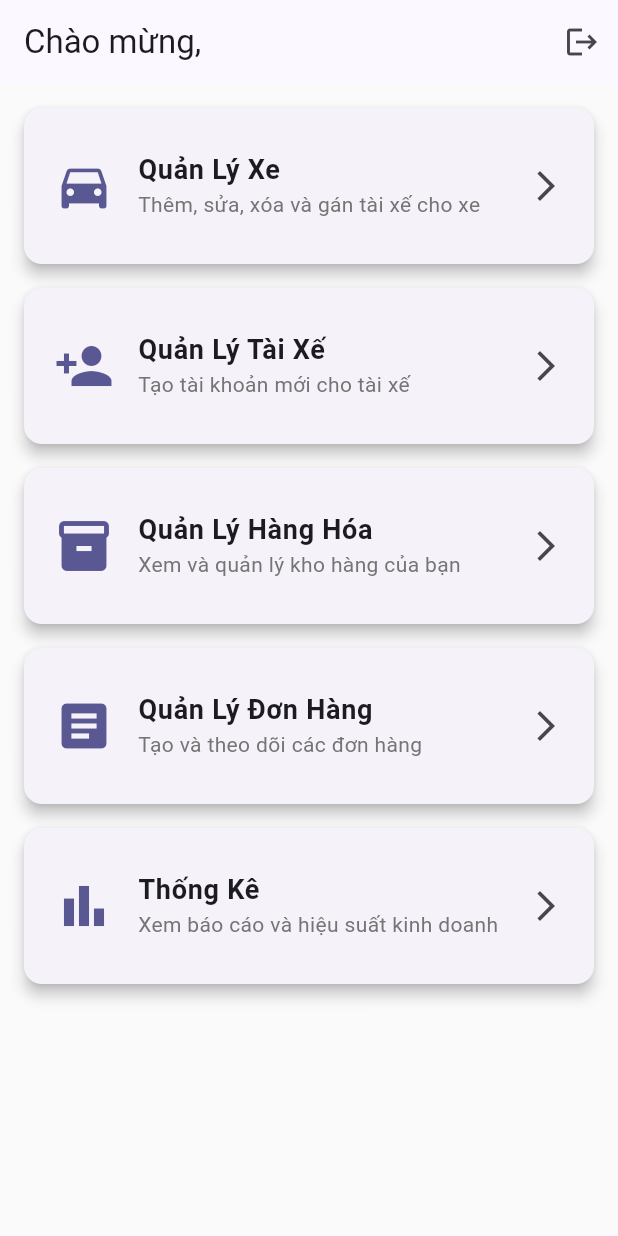
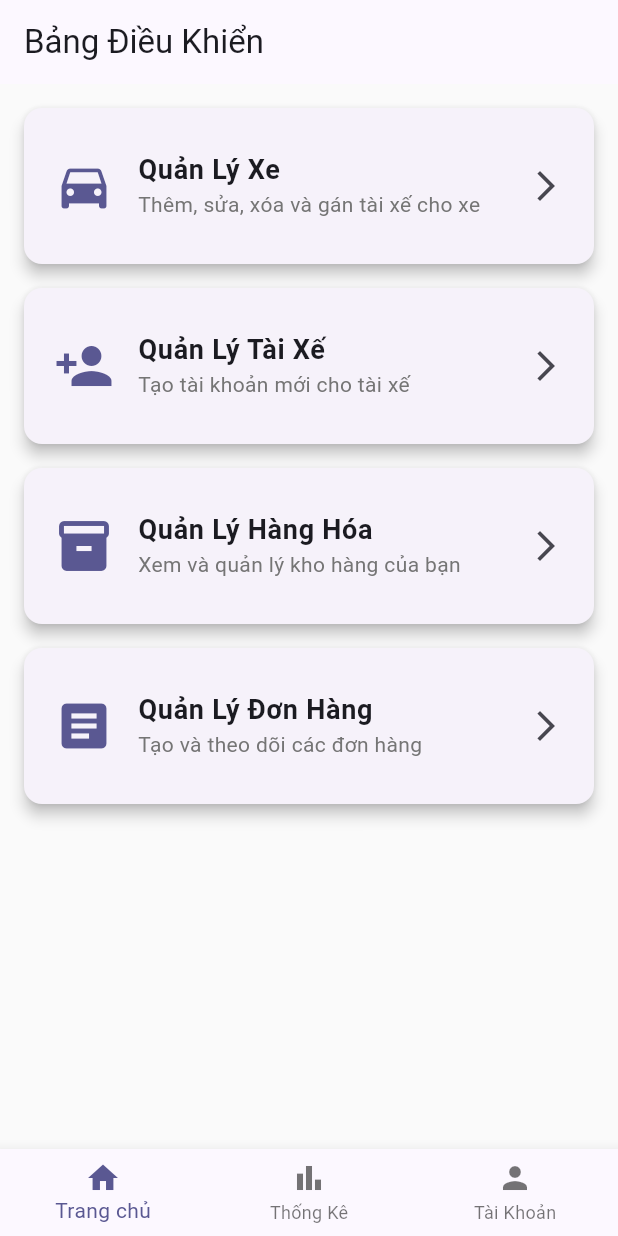
Before and after one commit to lamphat344961-alt/frontend_nhom2, a Flutter app: the OwnerDashboardScreen screen opened directly, after a tap on "Quản Lý Hàng Hóa", on a phone screen of 412 x 824 dp. Run offline on Flutter 3.47's test engine with Material 3 defaults, Android fonts, the phone set to English and light mode, and no system bars; our stand-ins replace flutter_dotenv, shared_preferences; accounts and stored records are empty; network calls fail.

Commit message:
them tai

```diff
--- a/lib/screens/owner/owner_dashboard_screen.dart
+++ b/lib/screens/owner/owner_dashboard_screen.dart
@@ -1,8 +1,7 @@
 import 'package:flutter/material.dart';
-import 'package:frontend_nhom2/screens/auth/login_screen.dart';
-import 'package:frontend_nhom2/screens/owner/driver_management_screen.dart';
-import 'package:frontend_nhom2/screens/owner/vehicle_list_screen.dart';
-import 'package:frontend_nhom2/utils/token_manager.dart';
+import 'tabs/account_tab.dart';
+import 'tabs/home_tab.dart';
+import 'tabs/statistics_tab.dart';
 
 class OwnerDashboardScreen extends StatefulWidget {
   const OwnerDashboardScreen({super.key});
@@ -12,123 +11,44 @@ class OwnerDashboardScreen extends StatefulWidget {
 }
 
 class _OwnerDashboardScreenState extends State<OwnerDashboardScreen> {
-  String _fullName = 'Owner';
+  int _selectedIndex = 0;
 
-  @override
-  void initState() {
-    super.initState();
-    _loadUserData();
-  }
+  static const List<Widget> _widgetOptions = <Widget>[
+    HomeTab(),
+    StatisticsTab(),
+    AccountTab(),
+  ];
 
-  Future<void> _loadUserData() async {
-    final fullName = await TokenManager.getFullName();
-    if (fullName != null) {
-      setState(() {
-        _fullName = fullName;
-      });
-    }
-  }
-
-  void _logout() async {
-    await TokenManager.clearAll();
-    if (mounted) {
-      Navigator.of(context).pushAndRemoveUntil(
-        MaterialPageRoute(builder: (context) => const LoginScreen()),
-            (Route<dynamic> route) => false,
-      );
-    }
+  void _onItemTapped(int index) {
+    setState(() {
+      _selectedIndex = index;
+    });
   }
 
   @override
   Widget build(BuildContext context) {
     return Scaffold(
-      appBar: AppBar(
-        title: Text('Chào mừng, $_fullName'),
-        actions: [
-          IconButton(
-            icon: const Icon(Icons.logout),
-            tooltip: 'Đăng xuất',
-            onPressed: _logout,
+      body: IndexedStack(
+        index: _selectedIndex,
+        children: _widgetOptions,
+      ),
+      bottomNavigationBar: BottomNavigationBar(
+        items: const <BottomNavigationBarItem>[
+          BottomNavigationBarItem(
+            icon: Icon(Icons.home),
+            label: 'Trang chủ',
+          ),
+          BottomNavigationBarItem(
+            icon: Icon(Icons.bar_chart),
+            label: 'Thống Kê',
+          ),
+          BottomNavigationBarItem(
+            icon: Icon(Icons.person),
+            label: 'Tài Khoản',
           ),
         ],
-      ),
-      body: ListView(
-        padding: const EdgeInsets.all(16.0),
-        children: [
-          _buildManagementCard(
-            context: context,
-            icon: Icons.directions_car,
-            title: 'Quản Lý Xe',
-            subtitle: 'Thêm, sửa, xóa và gán tài xế cho xe',
-            onTap: () {
-              Navigator.push(
-                context,
-                MaterialPageRoute(builder: (context) => const VehicleListScreen()),
-              );
-            },
-          ),
-          _buildManagementCard(
-            context: context,
-            icon: Icons.person_add,
-            title: 'Quản Lý Tài Xế',
-            subtitle: 'Tạo tài khoản mới cho tài xế',
-            onTap: () {
-              Navigator.push(
-                context,
-                MaterialPageRoute(builder: (context) => const DriverManagementScreen()),
-              );
-            },
-          ),
-          _buildManagementCard(
-            context: context,
-            icon: Icons.inventory_2,
-            title: 'Quản Lý Hàng Hóa',
-            subtitle: 'Xem và quản lý kho hàng của bạn',
-            onTap: () {
-              // TODO: Điều hướng đến màn hình quản lý hàng hóa
-            },
-          ),
-          _buildManagementCard(
-            context: context,
-            icon: Icons.article,
-            title: 'Quản Lý Đơn Hàng',
-            subtitle: 'Tạo và theo dõi các đơn hàng',
-            onTap: () {
-              // TODO: Điều hướng đến màn hình quản lý đơn hàng
-            },
-          ),
-          _buildManagementCard(
-            context: context,
-            icon: Icons.bar_chart,
-            title: 'Thống Kê',
-            subtitle: 'Xem báo cáo và hiệu suất kinh doanh',
-            onTap: () {
-              // TODO: Điều hướng đến màn hình thống kê
-            },
-          ),
-        ],
-      ),
-    );
-  }
-
-  Widget _buildManagementCard({
-    required BuildContext context,
-    required IconData icon,
-    required String title,
-    required String subtitle,
-    required VoidCallback onTap,
-  }) {
-    return Card(
-      elevation: 4,
-      margin: const EdgeInsets.only(bottom: 16),
-      shape: RoundedRectangleBorder(borderRadius: BorderRadius.circular(12)),
-      child: ListTile(
-        contentPadding: const EdgeInsets.symmetric(vertical: 16.0, horizontal: 20.0),
-        leading: Icon(icon, size: 40, color: Theme.of(context).primaryColor),
-        title: Text(title, style: const TextStyle(fontWeight: FontWeight.bold, fontSize: 18)),
-        subtitle: Text(subtitle, style: TextStyle(color: Colors.grey.shade600)),
-        trailing: const Icon(Icons.arrow_forward_ios),
-        onTap: onTap,
+        currentIndex: _selectedIndex,
+        onTap: _onItemTapped,
       ),
     );
   }
--- /dev/null
+++ b/lib/screens/owner/tabs/account_tab.dart
@@ -0,0 +1,174 @@
+// lib/screens/owner/tabs/account_tab.dart
+import 'package:flutter/material.dart';
+import 'package:frontend_nhom2/screens/auth/login_screen.dart';
+import 'package:frontend_nhom2/utils/token_manager.dart';
+
+class AccountTab extends StatefulWidget {
+  const AccountTab({super.key});
+
+  @override
+  State<AccountTab> createState() => _AccountTabState();
+}
+
+class _AccountTabState extends State<AccountTab> {
+  String _fullName = 'Đang tải...';
+  String _role = '';
+
+  @override
+  void initState() {
+    super.initState();
+    _loadUserData();
+  }
+
+  Future<void> _loadUserData() async {
+    final fullName = await TokenManager.getFullName();
+    final role = await TokenManager.getRole();
+    if (mounted) {
+      setState(() {
+        _fullName = fullName ?? 'Không xác định';
+        _role = role ?? 'Chưa có vai trò';
+      });
+    }
+  }
+
+  void _logout() async {
+    await TokenManager.clearAll();
+    if (mounted) {
+      Navigator.of(context).pushAndRemoveUntil(
+        MaterialPageRoute(builder: (context) => const LoginScreen()),
+            (Route<dynamic> route) => false,
+      );
+    }
+  }
+
+  @override
+  Widget build(BuildContext context) {
+    final theme = Theme.of(context);
+    return Scaffold(
+      backgroundColor: Colors.grey[100],
+      appBar: AppBar(
+        title: const Text('Tài Khoản Của Tôi', style: TextStyle(fontWeight: FontWeight.bold)),
+        backgroundColor: Colors.white,
+        elevation: 1,
+      ),
+      body: SingleChildScrollView(
+        padding: const EdgeInsets.all(20.0),
+        child: Column(
+          crossAxisAlignment: CrossAxisAlignment.stretch,
+          children: [
+            // --- Profile Header ---
+            Card(
+              elevation: 4,
+              shadowColor: Colors.black26,
+              shape: RoundedRectangleBorder(borderRadius: BorderRadius.circular(12)),
+              child: Padding(
+                padding: const EdgeInsets.all(24.0),
+                child: Column(
+                  children: [
+                    CircleAvatar(
+                      radius: 50,
+                      backgroundColor: theme.colorScheme.primary.withAlpha(50),
+                      child: Text(
+                        _fullName.isNotEmpty ? _fullName[0].toUpperCase() : 'A',
+                        style: TextStyle(fontSize: 40, color: theme.colorScheme.primary),
+                      ),
+                    ),
+                    const SizedBox(height: 16),
+                    Text(
+                      _fullName,
+                      style: theme.textTheme.headlineSmall?.copyWith(fontWeight: FontWeight.bold),
+                      textAlign: TextAlign.center,
+                    ),
+                    const SizedBox(height: 4),
+                    Chip(
+                      label: Text(_role),
+                      backgroundColor: theme.colorScheme.primaryContainer.withAlpha(100),
+                      labelStyle: TextStyle(color: theme.colorScheme.onPrimaryContainer),
+                      side: BorderSide.none,
+                    ),
+                  ],
+                ),
+              ),
+            ),
+            const SizedBox(height: 32),
+
+            // --- Options Section ---
+            _buildSectionTitle('Cài đặt'),
+            _buildOptionCard(
+              context,
+              icon: Icons.edit_outlined,
+              title: 'Chỉnh sửa thông tin',
+              onTap: () { /* TODO: Navigate to Edit Profile screen */ },
+            ),
+            _buildOptionCard(
+              context,
+              icon: Icons.notifications_outlined,
+              title: 'Thông báo',
+              onTap: () { /* TODO: Navigate to Notifications screen */ },
+            ),
+            const SizedBox(height: 32),
+            _buildSectionTitle('Thông tin'),
+            _buildOptionCard(
+              context,
+              icon: Icons.help_outline,
+              title: 'Trợ giúp & Phản hồi',
+              onTap: () { /* TODO: Navigate to Help screen */ },
+            ),
+            _buildOptionCard(
+              context,
+              icon: Icons.info_outline,
+              title: 'Về ứng dụng',
+              onTap: () { /* TODO: Navigate to About screen */ },
+            ),
+
+            const SizedBox(height: 40),
+
+            // --- Logout Button ---
+            ElevatedButton.icon(
+              icon: const Icon(Icons.logout),
+              label: const Text('Đăng Xuất'),
+              onPressed: _logout,
+              style: ElevatedButton.styleFrom(
+                padding: const EdgeInsets.symmetric(vertical: 16),
+                backgroundColor: Colors.red.shade400,
+                foregroundColor: Colors.white,
+                shape: RoundedRectangleBorder(borderRadius: BorderRadius.circular(12)),
+                elevation: 2,
+              ),
+            ),
+          ],
+        ),
+      ),
+    );
+  }
+
+  Padding _buildSectionTitle(String title) {
+    return Padding(
+      padding: const EdgeInsets.only(left: 8.0, bottom: 8.0),
+      child: Text(
+        title.toUpperCase(),
+        style: TextStyle(
+          color: Colors.grey.shade600,
+          fontWeight: FontWeight.bold,
+          fontSize: 12,
+          letterSpacing: 0.8,
+        ),
+      ),
+    );
+  }
+
+  Widget _buildOptionCard(BuildContext context, {required IconData icon, required String title, required VoidCallback onTap}) {
+    return Card(
+      elevation: 1,
+      margin: const EdgeInsets.only(bottom: 12),
+      shape: RoundedRectangleBorder(borderRadius: BorderRadius.circular(12)),
+      child: ListTile(
+        leading: Icon(icon, color: Theme.of(context).colorScheme.primary),
+        title: Text(title, style: const TextStyle(fontWeight: FontWeight.w500)),
+        trailing: const Icon(Icons.arrow_forward_ios, size: 16),
+        onTap: onTap,
+        contentPadding: const EdgeInsets.symmetric(horizontal: 20, vertical: 8),
+      ),
+    );
+  }
+}
--- /dev/null
+++ b/lib/screens/owner/tabs/home_tab.dart
@@ -0,0 +1,81 @@
+import 'package:flutter/material.dart';
+import '../driver_management_screen.dart';
+import '../vehicle_list_screen.dart';
+
+class HomeTab extends StatelessWidget {
+  const HomeTab({super.key});
+
+  @override
+  Widget build(BuildContext context) {
+    return Scaffold(
+      appBar: AppBar(
+        title: const Text('Bảng Điều Khiển'),
+      ),
+      body: ListView(
+        padding: const EdgeInsets.all(16.0),
+        children: [
+          _buildManagementCard(
+            context: context,
+            icon: Icons.directions_car,
+            title: 'Quản Lý Xe',
+            subtitle: 'Thêm, sửa, xóa và gán tài xế cho xe',
+            onTap: () {
+              Navigator.push(
+                context,
+                MaterialPageRoute(builder: (context) => const VehicleListScreen()),
+              );
+            },
+          ),
+          _buildManagementCard(
+            context: context,
+            icon: Icons.person_add,
+            title: 'Quản Lý Tài Xế',
+            subtitle: 'Tạo tài khoản mới cho tài xế',
+            onTap: () {
+              Navigator.push(
+                context,
+                MaterialPageRoute(builder: (context) => const DriverManagementScreen()),
+              );
+            },
+          ),
+          _buildManagementCard(
+            context: context,
+            icon: Icons.inventory_2,
+            title: 'Quản Lý Hàng Hóa',
+            subtitle: 'Xem và quản lý kho hàng của bạn',
+            onTap: () {},
+          ),
+          _buildManagementCard(
+            context: context,
+            icon: Icons.article,
+            title: 'Quản Lý Đơn Hàng',
+            subtitle: 'Tạo và theo dõi các đơn hàng',
+            onTap: () {},
+          ),
+        ],
+      ),
+    );
+  }
+
+  Widget _buildManagementCard({
+    required BuildContext context,
+    required IconData icon,
+    required String title,
+    required String subtitle,
+    required VoidCallback onTap,
+  }) {
+    return Card(
+      elevation: 4,
+      margin: const EdgeInsets.only(bottom: 16),
+      shape: RoundedRectangleBorder(borderRadius: BorderRadius.circular(12)),
+      child: ListTile(
+        contentPadding: const EdgeInsets.symmetric(vertical: 16.0, horizontal: 20.0),
+        leading: Icon(icon, size: 40, color: Theme.of(context).primaryColor),
+        title: Text(title, style: const TextStyle(fontWeight: FontWeight.bold, fontSize: 18)),
+        subtitle: Text(subtitle, style: TextStyle(color: Colors.grey.shade600)),
+        trailing: const Icon(Icons.arrow_forward_ios),
+        onTap: onTap,
+      ),
+    );
+  }
+}
--- /dev/null
+++ b/lib/screens/owner/tabs/statistics_tab.dart
@@ -0,0 +1,31 @@
+import 'package:flutter/material.dart';
+
+class StatisticsTab extends StatelessWidget {
+  const StatisticsTab({super.key});
+
+  @override
+  Widget build(BuildContext context) {
+    return Scaffold(
+      appBar: AppBar(
+        title: const Text('Thống Kê'),
+      ),
+      body: Center(
+        child: Column(
+          mainAxisAlignment: MainAxisAlignment.center,
+          children: [
+            Icon(
+              Icons.pie_chart,
+              size: 100,
+              color: Theme.of(context).primaryColor,
+            ),
+            const SizedBox(height: 16),
+            const Text(
+              'Biểu đồ thống kê sẽ được hiển thị ở đây.',
+              style: TextStyle(fontSize: 16),
+            ),
+          ],
+        ),
+      ),
+    );
+  }
+}
```
Also changed, not shown: lib/api/user_service.dart (+27 -19 lines), lib/models/user_model.dart (added, +25 -0 lines), lib/screens/owner/driver_management_screen.dart (+69 -5 lines).
